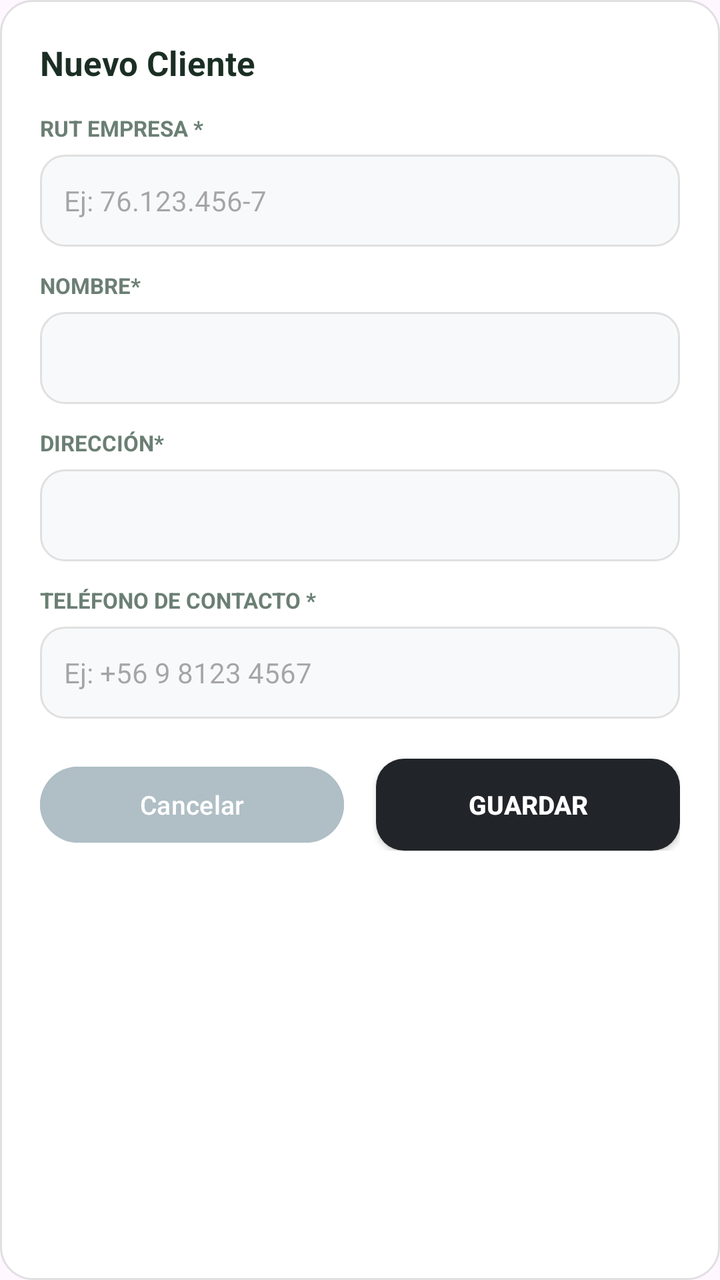
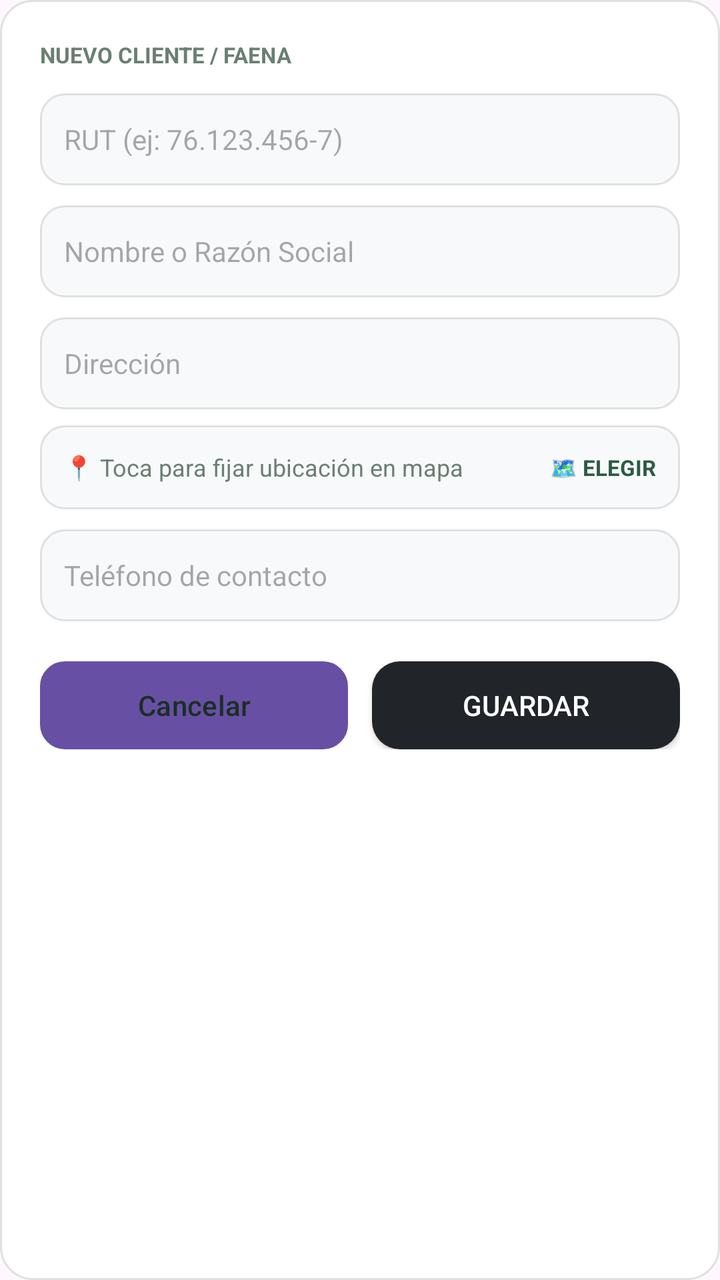

Compare the two renders of this Android layout. The source of the first and the diff that turns it into the second are given below.
<!-- AndroidManifest.xml: application theme Theme.DesiertoTarapaca -->
<!-- res/layout/dialog_agregar_cliente.xml -->
<?xml version="1.0" encoding="utf-8"?>
<LinearLayout xmlns:android="http://schemas.android.com/apk/res/android"
    android:layout_width="match_parent"
    android:layout_height="wrap_content"
    android:background="@drawable/bg_white_card"
    android:orientation="vertical"
    android:padding="20dp">

    <TextView
        android:layout_width="wrap_content"
        android:layout_height="wrap_content"
        android:text="Nuevo Cliente"
        android:textColor="@color/text_main"
        android:textSize="17sp"
        android:textStyle="bold" />

    <TextView
        android:layout_width="wrap_content"
        android:layout_height="wrap_content"
        android:layout_marginTop="14dp"
        android:text="RUT EMPRESA *"
        android:textColor="@color/text_muted"
        android:textSize="11sp"
        android:textStyle="bold" />

    <EditText
        android:id="@+id/etDialogRut"
        android:layout_width="match_parent"
        android:layout_height="46dp"
        android:layout_marginTop="6dp"
        android:background="@drawable/bg_input_field"
        android:hint="Ej: 76.123.456-7"
        android:inputType="textCapCharacters"
        android:paddingHorizontal="12dp"
        android:textColor="@color/text_main"
        android:textSize="14sp" />

    <TextView
        android:layout_width="wrap_content"
        android:layout_height="wrap_content"
        android:layout_marginTop="12dp"
        android:text="NOMBRE*"
        android:textColor="@color/text_muted"
        android:textSize="11sp"
        android:textStyle="bold" />

    <EditText
        android:id="@+id/etDialogNombre"
        android:layout_width="match_parent"
        android:layout_height="46dp"
        android:layout_marginTop="6dp"
        android:background="@drawable/bg_input_field"
        android:inputType="textCapWords"
        android:paddingHorizontal="12dp"
        android:textColor="@color/text_main"
        android:textSize="14sp" />

    <TextView
        android:layout_width="wrap_content"
        android:layout_height="wrap_content"
        android:layout_marginTop="12dp"
        android:text="DIRECCIÓN*"
        android:textColor="@color/text_muted"
        android:textSize="11sp"
        android:textStyle="bold" />

    <EditText
        android:id="@+id/etDialogDireccion"
        android:layout_width="match_parent"
        android:layout_height="46dp"
        android:layout_marginTop="6dp"
        android:background="@drawable/bg_input_field"
        android:inputType="textCapSentences"
        android:paddingHorizontal="12dp"
        android:textColor="@color/text_main"
        android:textSize="14sp" />

    <TextView
        android:layout_width="wrap_content"
        android:layout_height="wrap_content"
        android:layout_marginTop="12dp"
        android:text="TELÉFONO DE CONTACTO *"
        android:textColor="@color/text_muted"
        android:textSize="11sp"
        android:textStyle="bold" />

    <EditText
        android:id="@+id/etDialogTelefono"
        android:layout_width="match_parent"
        android:layout_height="46dp"
        android:layout_marginTop="6dp"
        android:background="@drawable/bg_input_field"
        android:hint="Ej: +56 9 8123 4567"
        android:inputType="phone"
        android:paddingHorizontal="12dp"
        android:textColor="@color/text_main"
        android:textSize="14sp" />

    <LinearLayout
        android:layout_width="match_parent"
        android:layout_height="wrap_content"
        android:layout_marginTop="20dp"
        android:orientation="horizontal">

        <Button
            android:id="@+id/btnDialogCancelar"
            android:layout_width="0dp"
            android:layout_height="46dp"
            android:layout_marginEnd="8dp"
            android:layout_weight="1"
            android:backgroundTint="#B0BEC5"
            android:text="Cancelar"
            android:textColor="@color/text_light"
            android:textSize="13sp" />

        <androidx.appcompat.widget.AppCompatButton
            android:id="@+id/btnDialogGuardar"
            android:layout_width="0dp"
            android:layout_height="46dp"
            android:layout_marginStart="8dp"
            android:layout_weight="1"
            android:background="@drawable/bg_btn_finalizar"
            android:text="Guardar"
            android:textColor="@color/text_light"
            android:textSize="13sp"
            android:textStyle="bold" />
    </LinearLayout>

</LinearLayout>
<!-- resources referenced by this layout -->
<resources>
  <color name="text_light">#FFFFFF</color>
  <color name="text_main">#1B2E24</color>
  <color name="text_muted">#6B7F74</color>
  <!-- drawable bg_btn_finalizar (drawable) -->
  <?xml version="1.0" encoding="utf-8"?>
  <ripple xmlns:android="http://schemas.android.com/apk/res/android"
      android:color="#000000">
      <item>
          <shape android:shape="rectangle">
              <solid android:color="@color/btn_dark_close" />
              <corners android:radius="14dp" />
          </shape>
      </item>
  </ripple>
  <!-- drawable bg_input_field (drawable) -->
  <?xml version="1.0" encoding="utf-8"?>
  <shape xmlns:android="http://schemas.android.com/apk/res/android"
      android:shape="rectangle">
      <solid android:color="#F8F9FA" />
      <stroke
          android:width="1dp"
          android:color="#E0E0E0" />
      <corners android:radius="12dp" />
  </shape>
  <!-- drawable bg_white_card (drawable) -->
  <?xml version="1.0" encoding="utf-8"?>
  <shape xmlns:android="http://schemas.android.com/apk/res/android"
      android:shape="rectangle">
      <solid android:color="@color/card_white" />
      <stroke android:width="1dp" android:color="@color/border_light" />
      <corners android:radius="16dp" />
  </shape>
  <style name="Theme.DesiertoTarapaca" parent="Base.Theme.DesiertoTarapaca" />
  <color name="btn_dark_close">#212529</color>
  <color name="card_white">#FFFFFF</color>
  <color name="border_light">#E0E0E0</color>
  <style name="Base.Theme.DesiertoTarapaca" parent="Theme.Material3.DayNight.NoActionBar">
          
          
      </style>
</resources>

<!-- the commit's change to res/layout/dialog_agregar_cliente.xml (unified diff, before → after) -->
@@ -9,16 +9,7 @@
     <TextView
         android:layout_width="wrap_content"
         android:layout_height="wrap_content"
-        android:text="Nuevo Cliente"
-        android:textColor="@color/text_main"
-        android:textSize="17sp"
-        android:textStyle="bold" />
-
-    <TextView
-        android:layout_width="wrap_content"
-        android:layout_height="wrap_content"
-        android:layout_marginTop="14dp"
-        android:text="RUT EMPRESA *"
+        android:text="NUEVO CLIENTE / FAENA"
         android:textColor="@color/text_muted"
         android:textSize="11sp"
         android:textStyle="bold" />
@@ -27,70 +18,72 @@
         android:id="@+id/etDialogRut"
         android:layout_width="match_parent"
         android:layout_height="46dp"
-        android:layout_marginTop="6dp"
+        android:layout_marginTop="12dp"
         android:background="@drawable/bg_input_field"
-        android:hint="Ej: 76.123.456-7"
-        android:inputType="textCapCharacters"
+        android:hint="RUT (ej: 76.123.456-7)"
         android:paddingHorizontal="12dp"
         android:textColor="@color/text_main"
         android:textSize="14sp" />
-
-    <TextView
-        android:layout_width="wrap_content"
-        android:layout_height="wrap_content"
-        android:layout_marginTop="12dp"
-        android:text="NOMBRE*"
-        android:textColor="@color/text_muted"
-        android:textSize="11sp"
-        android:textStyle="bold" />
 
     <EditText
         android:id="@+id/etDialogNombre"
         android:layout_width="match_parent"
         android:layout_height="46dp"
-        android:layout_marginTop="6dp"
+        android:layout_marginTop="10dp"
         android:background="@drawable/bg_input_field"
-        android:inputType="textCapWords"
+        android:hint="Nombre o Razón Social"
         android:paddingHorizontal="12dp"
         android:textColor="@color/text_main"
         android:textSize="14sp" />
-
-    <TextView
-        android:layout_width="wrap_content"
-        android:layout_height="wrap_content"
-        android:layout_marginTop="12dp"
-        android:text="DIRECCIÓN*"
-        android:textColor="@color/text_muted"
-        android:textSize="11sp"
-        android:textStyle="bold" />
 
     <EditText
         android:id="@+id/etDialogDireccion"
         android:layout_width="match_parent"
         android:layout_height="46dp"
-        android:layout_marginTop="6dp"
+        android:layout_marginTop="10dp"
         android:background="@drawable/bg_input_field"
-        android:inputType="textCapSentences"
+        android:hint="Dirección"
         android:paddingHorizontal="12dp"
         android:textColor="@color/text_main"
         android:textSize="14sp" />
 
-    <TextView
-        android:layout_width="wrap_content"
-        android:layout_height="wrap_content"
-        android:layout_marginTop="12dp"
-        android:text="TELÉFONO DE CONTACTO *"
-        android:textColor="@color/text_muted"
-        android:textSize="11sp"
-        android:textStyle="bold" />
+    <LinearLayout
+        android:id="@+id/btnElegirEnMapaDialogo"
+        android:layout_width="match_parent"
+        android:layout_height="42dp"
+        android:layout_marginTop="8dp"
+        android:background="@drawable/bg_input_field"
+        android:clickable="true"
+        android:focusable="true"
+        android:gravity="center_vertical"
+        android:orientation="horizontal"
+        android:paddingHorizontal="12dp">
+
+        <TextView
+            android:id="@+id/tvCoordenadasSeleccionadas"
+            android:layout_width="0dp"
+            android:layout_height="wrap_content"
+            android:layout_weight="1"
+            android:text="📍 Toca para fijar ubicación en mapa"
+            android:textColor="@color/text_muted"
+            android:textSize="12sp" />
+
+        <TextView
+            android:layout_width="wrap_content"
+            android:layout_height="wrap_content"
+            android:text="🗺️ ELEGIR"
+            android:textColor="#2D5A43"
+            android:textSize="11sp"
+            android:textStyle="bold" />
+    </LinearLayout>
 
     <EditText
         android:id="@+id/etDialogTelefono"
         android:layout_width="match_parent"
         android:layout_height="46dp"
-        android:layout_marginTop="6dp"
+        android:layout_marginTop="10dp"
         android:background="@drawable/bg_input_field"
-        android:hint="Ej: +56 9 8123 4567"
+        android:hint="Teléfono de contacto"
         android:inputType="phone"
         android:paddingHorizontal="12dp"
         android:textColor="@color/text_main"
@@ -105,25 +98,22 @@
         <Button
             android:id="@+id/btnDialogCancelar"
             android:layout_width="0dp"
-            android:layout_height="46dp"
-            android:layout_marginEnd="8dp"
+            android:layout_height="44dp"
+            android:layout_marginEnd="6dp"
             android:layout_weight="1"
-            android:backgroundTint="#B0BEC5"
+            android:background="@drawable/bg_input_field"
             android:text="Cancelar"
-            android:textColor="@color/text_light"
-            android:textSize="13sp" />
+            android:textColor="@color/text_main" />
 
         <androidx.appcompat.widget.AppCompatButton
             android:id="@+id/btnDialogGuardar"
             android:layout_width="0dp"
-            android:layout_height="46dp"
-            android:layout_marginStart="8dp"
+            android:layout_height="44dp"
+            android:layout_marginStart="6dp"
             android:layout_weight="1"
             android:background="@drawable/bg_btn_finalizar"
             android:text="Guardar"
-            android:textColor="@color/text_light"
-            android:textSize="13sp"
-            android:textStyle="bold" />
+            android:textColor="@color/text_light" />
     </LinearLayout>
 
 </LinearLayout>
